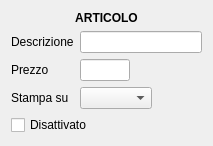
Above: src/dettagliarticolo.ui from mtonin/gestcassa before the change. Below: the same form after it.
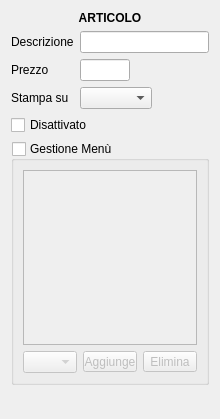
That is the form after the change.

Commit message: - implementazioni per gestione menu

```diff
--- a/src/dettagliarticolo.ui
+++ b/src/dettagliarticolo.ui
@@ -6,8 +6,8 @@
    <rect>
     <x>0</x>
     <y>0</y>
-    <width>213</width>
-    <height>138</height>
+    <width>220</width>
+    <height>419</height>
    </rect>
   </property>
   <property name="minimumSize">
@@ -139,6 +139,74 @@
      </property>
     </widget>
    </item>
+   <item>
+    <widget class="QGroupBox" name="menuBox">
+     <property name="title">
+      <string>Gestione Menù</string>
+     </property>
+     <property name="checkable">
+      <bool>true</bool>
+     </property>
+     <property name="checked">
+      <bool>false</bool>
+     </property>
+     <layout class="QVBoxLayout" name="verticalLayout">
+      <item>
+       <widget class="QTableView" name="articoliList">
+        <property name="selectionBehavior">
+         <enum>QAbstractItemView::SelectRows</enum>
+        </property>
+        <attribute name="horizontalHeaderVisible">
+         <bool>false</bool>
+        </attribute>
+        <attribute name="horizontalHeaderDefaultSectionSize">
+         <number>100</number>
+        </attribute>
+        <attribute name="horizontalHeaderStretchLastSection">
+         <bool>false</bool>
+        </attribute>
+        <attribute name="verticalHeaderVisible">
+         <bool>false</bool>
+        </attribute>
+       </widget>
+      </item>
+      <item>
+       <layout class="QHBoxLayout" name="horizontalLayout_4">
+        <item>
+         <widget class="QComboBox" name="articoliBox"/>
+        </item>
+        <item>
+         <widget class="QToolButton" name="nuovoBtn">
+          <property name="text">
+           <string>Aggiunge</string>
+          </property>
+         </widget>
+        </item>
+        <item>
+         <widget class="QToolButton" name="cancellaBtn">
+          <property name="text">
+           <string>Elimina</string>
+          </property>
+         </widget>
+        </item>
+       </layout>
+      </item>
+     </layout>
+    </widget>
+   </item>
+   <item>
+    <spacer name="verticalSpacer">
+     <property name="orientation">
+      <enum>Qt::Vertical</enum>
+     </property>
+     <property name="sizeHint" stdset="0">
+      <size>
+       <width>20</width>
+       <height>40</height>
+      </size>
+     </property>
+    </spacer>
+   </item>
   </layout>
  </widget>
  <resources/>
```
Left out of the diff: 2 changed lines with no effect on the pictures. The commit also changes 9 other files.
